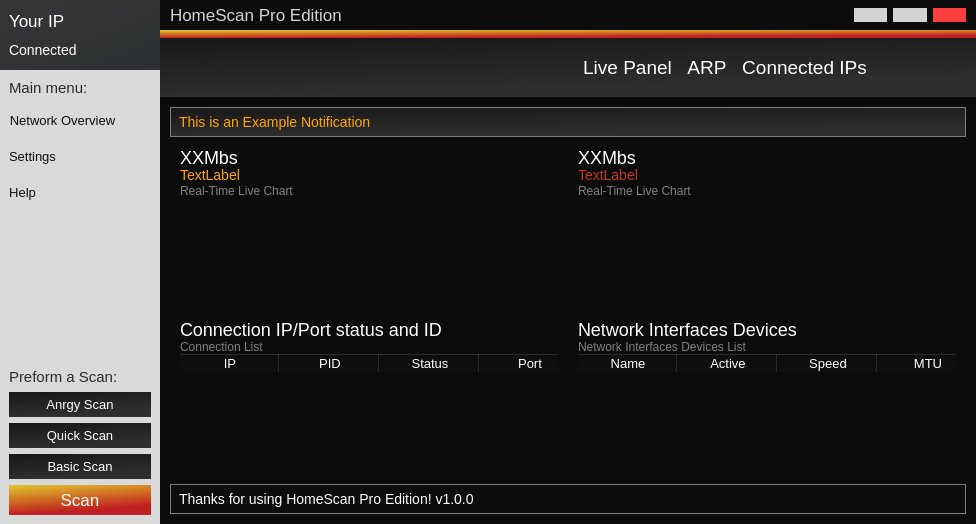
First picture: the form in mainwindow.ui, repository hunterjreid/HomeScan, before the edit.
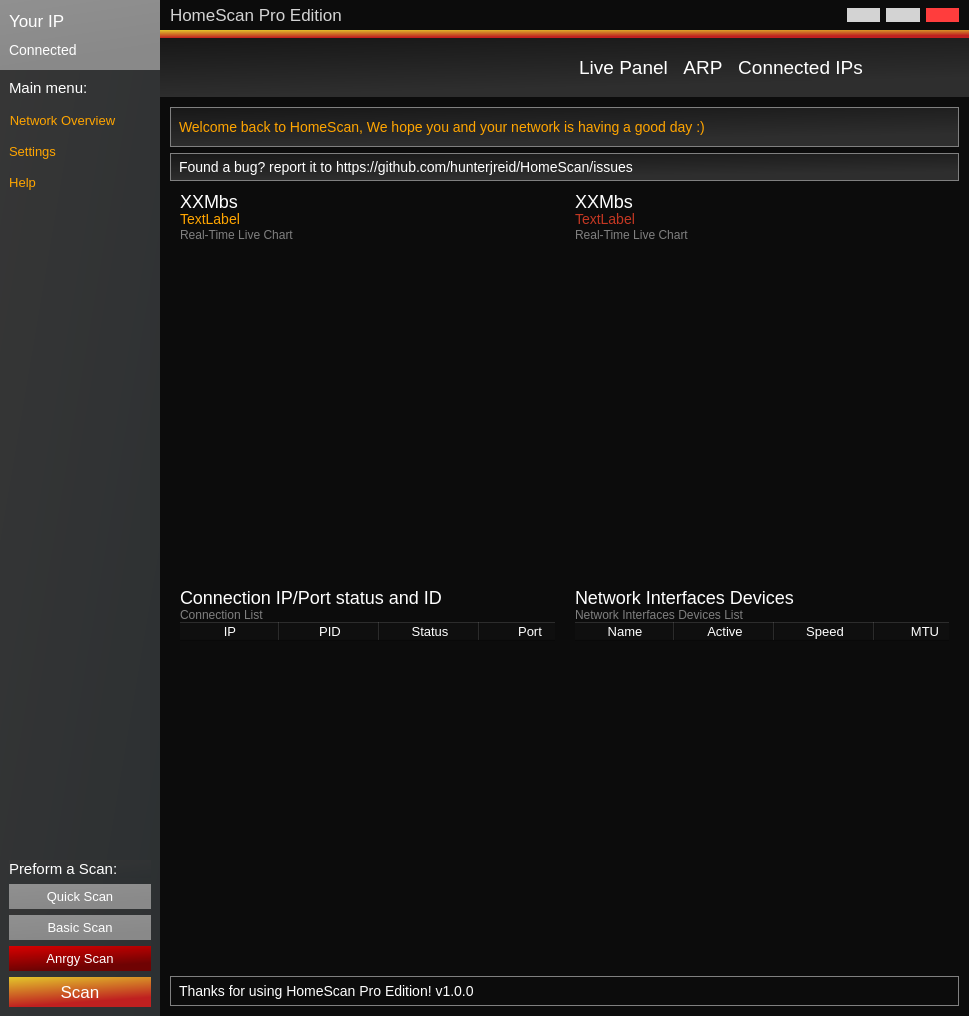
Second picture: the form after the edit. Icons and pictures are not drawn. Custom widgets are drawn as their Qt base class.

What changed in the file:
```diff
--- a/mainwindow.ui
+++ b/mainwindow.ui
@@ -6,8 +6,8 @@
    <rect>
     <x>0</x>
     <y>0</y>
-    <width>976</width>
-    <height>524</height>
+    <width>969</width>
+    <height>1016</height>
    </rect>
   </property>
   <property name="windowTitle">
@@ -81,7 +81,7 @@
           </size>
          </property>
          <property name="styleSheet">
-          <string notr="true">background-color: qlineargradient(spread:pad, x1:0, y1:0, x2:1, y2:1, stop:0 rgba(54, 54, 54, 255), stop:1 rgba(44, 48, 50, 255));</string>
+          <string notr="true">background-color:qlineargradient(spread:pad, x1:0, y1:0, x2:0.306, y2:0.909091, stop:0 rgba(144, 144, 144, 255), stop:1 rgba(137, 137, 137, 255))</string>
          </property>
          <property name="frameShape">
           <enum>QFrame::StyledPanel</enum>
@@ -151,7 +151,7 @@
          </property>
          <property name="styleSheet">
           <string notr="true">border:none;
-background-color: rgb(217, 217, 217);</string>
+background-color: qlineargradient(spread:pad, x1:0, y1:0, x2:1, y2:1, stop:0 rgba(54, 54, 54, 255), stop:1 rgba(44, 48, 50, 255))</string>
          </property>
          <property name="frameShape">
           <enum>QFrame::StyledPanel</enum>
@@ -163,8 +163,9 @@
           <item>
            <widget class="QLabel" name="label_6">
             <property name="styleSheet">
-             <string notr="true">color:rgb(43, 43, 43);
-font-size:15px;</string>
+             <string notr="true">color:white;
+font-size:15px;
+background:none;</string>
             </property>
             <property name="text">
              <string>Main menu:</string>
@@ -187,7 +188,7 @@
             </property>
             <property name="styleSheet">
              <string notr="true">border:none;background: none;
-color:rgb(15, 15, 15);
+color:orange;
 font-size: 13px;
 margin-top: 10px;</string>
             </property>
@@ -219,9 +220,9 @@
             </property>
             <property name="styleSheet">
              <string notr="true">border:none;background: none;
-color:rgb(15, 15, 15);
-font-size: 19px;
-margin-top: 15px;font-size: 13px;</string>
+color:orange;
+font-size: 13px;
+margin-top: 10px;</string>
             </property>
             <property name="text">
              <string>Settings</string>
@@ -242,9 +243,9 @@
            <widget class="QPushButton" name="pushButton_13">
             <property name="styleSheet">
              <string notr="true">border:none;background: none;
-color:rgb(15, 15, 15);
-font-size: 17px;
-margin-top: 15px;font-size: 13px;</string>
+color:orange;
+font-size: 13px;
+margin-top: 10px;</string>
             </property>
             <property name="text">
              <string>Help</string>
@@ -277,7 +278,7 @@
           <item>
            <widget class="QLabel" name="label_4">
             <property name="styleSheet">
-             <string notr="true">color:rgb(43, 43, 43);
+             <string notr="true">color:white;
 font-size:15px;</string>
             </property>
             <property name="text">
@@ -286,26 +287,7 @@
            </widget>
           </item>
           <item>
-           <widget class="QPushButton" name="pushButton_16">
-            <property name="styleSheet">
-             <string notr="true">background: rgb(85, 0, 0);
-color:white;font-size:13px;
-padding:5px;
-background-color: qlineargradient(spread:pad, x1:0, y1:0, x2:0.306, y2:0.909091, stop:0 rgba(23, 23, 23, 255), stop:1 rgba(46, 46, 46, 255));</string>
-            </property>
-            <property name="text">
-             <string>Anrgy Scan</string>
-            </property>
-            <property name="iconSize">
-             <size>
-              <width>30</width>
-              <height>30</height>
-             </size>
-            </property>
-           </widget>
-          </item>
-          <item>
-           <widget class="QFrame" name="frame">
+           <widget class="QFrame" name="scanbtns">
             <property name="frameShape">
              <enum>QFrame::StyledPanel</enum>
             </property>
@@ -334,10 +316,10 @@
                 </size>
                </property>
                <property name="styleSheet">
-                <string notr="true">background: rgb(85, 0, 0);
-color:white;font-size:13px;padding:5px;
-
-background-color: qlineargradient(spread:pad, x1:0, y1:0, x2:0.306, y2:0.909091, stop:0 rgba(23, 23, 23, 255), stop:1 rgba(46, 46, 46, 255));</string>
+                <string notr="true">background: qlineargradient(spread:pad, x1:0, y1:0, x2:0.306, y2:0.909091, stop:0 rgba(144, 144, 144, 255), stop:1 rgba(137, 137, 137, 255));
+color:white;font-size:13px;
+padding:5px;
+</string>
                </property>
                <property name="text">
                 <string>Quick Scan</string>
@@ -353,10 +335,10 @@
              <item>
               <widget class="QPushButton" name="pushButton_4">
                <property name="styleSheet">
-                <string notr="true">background: rgb(85, 0, 0);
+                <string notr="true">background: qlineargradient(spread:pad, x1:0, y1:0, x2:0.306, y2:0.909091, stop:0 rgba(144, 144, 144, 255), stop:1 rgba(137, 137, 137, 255));
 color:white;font-size:13px;
 padding:5px;
-background-color: qlineargradient(spread:pad, x1:0, y1:0, x2:0.306, y2:0.909091, stop:0 rgba(23, 23, 23, 255), stop:1 rgba(46, 46, 46, 255));</string>
+</string>
                </property>
                <property name="text">
                 <string>Basic Scan</string>
@@ -370,7 +352,30 @@
               </widget>
              </item>
              <item>
-              <widget class="QPushButton" name="pushButton_10">
+              <widget class="QPushButton" name="angryScanBtn">
+               <property name="styleSheet">
+                <string notr="true">background:qlineargradient(spread:pad, x1:0, y1:0, x2:0.306, y2:0.909091, stop:0 rgba(216, 0, 0, 255), stop:1 rgba(111, 3, 3, 255));
+color:white;font-size:13px;
+padding:5px;
+</string>
+               </property>
+               <property name="text">
+                <string>Anrgy Scan</string>
+               </property>
+               <property name="icon">
+                <iconset>
+                 <normaloff>assets/devil.png</normaloff>assets/devil.png</iconset>
+               </property>
+               <property name="iconSize">
+                <size>
+                 <width>18</width>
+                 <height>16</height>
+                </size>
+               </property>
+              </widget>
+             </item>
+             <item>
+              <widget class="QPushButton" name="SCAN">
                <property name="minimumSize">
                 <size>
                  <width>0</width>
@@ -796,10 +801,31 @@
 
 color:orange;font-size:14px;
 padding:5px;
-margin:10px;</string>
+margin:10px;
+margin-bottom:0px;</string>
             </property>
             <property name="text">
-             <string>This is an Example Notification</string>
+             <string>Welcome back to HomeScan, We hope you and your network is having a good day :)</string>
+            </property>
+           </widget>
+          </item>
+          <item>
+           <widget class="QLabel" name="label_17">
+            <property name="styleSheet">
+             <string notr="true">border: 1px solid grey;
+color:white;font-size:17px;
+margin:10px;
+
+background-color: qlineargradient(spread:pad, x1:0, y1:0, x2:0.306, y2:0.909091, stop:0 rgba(23, 23, 23, 255), stop:1 rgba(46, 46, 46, 255));
+
+
+font-size:14px;
+padding:5px;
+margin:10px;
+margin-top:0px;</string>
+            </property>
+            <property name="text">
+             <string>Found a bug? report it to https://github.com/hunterjreid/HomeScan/issues</string>
             </property>
            </widget>
           </item>
```
Left out of the diff: 34 changed lines with no effect on the pictures.
